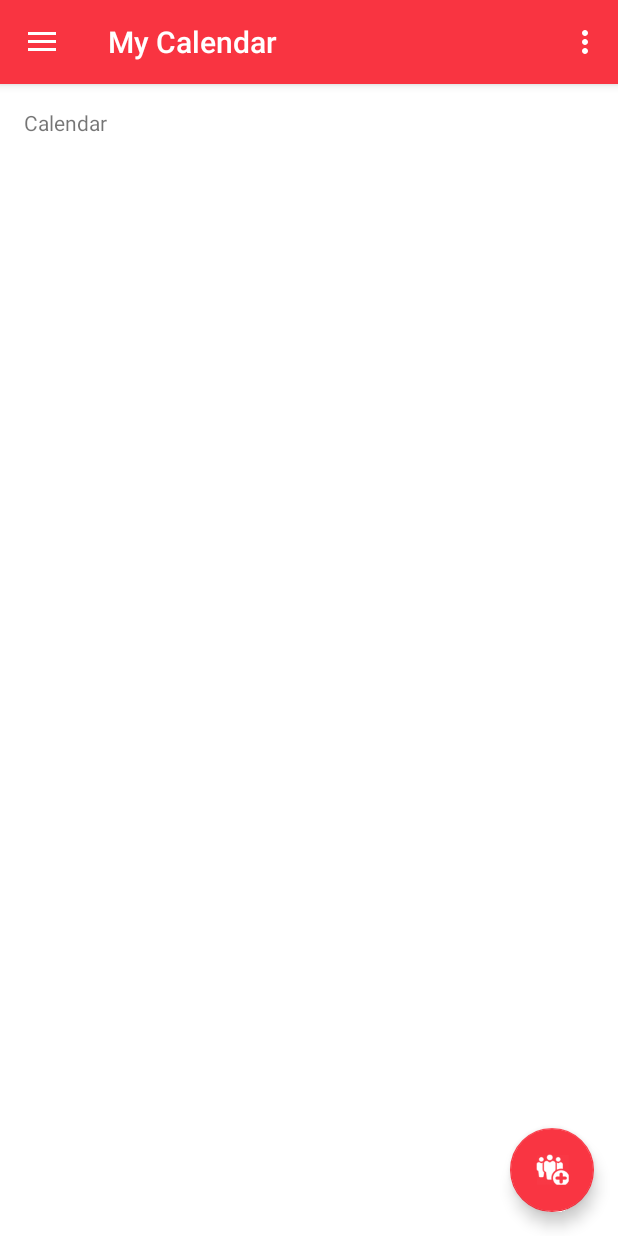
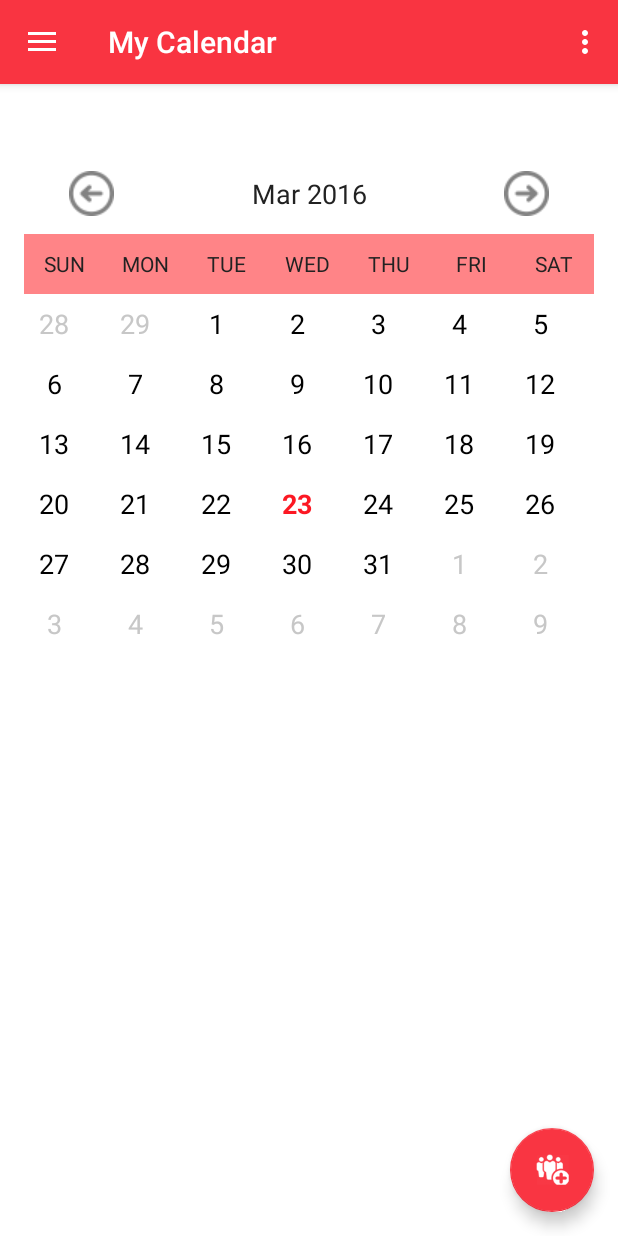
Before and after one commit to maxamillion32/meetBuddies, an Android app: the HomeFragment screen opened directly, with no data from a screen before it, in the side drawer, after a tap on "My Calendar", on a phone screen of 412 x 824 dp. Run offline under Robolectric (Android 15) with nearby library versions, the phone set to English and light mode, and no system bars.

Commit message:
Calendar Api

```diff
--- a/app/src/main/java/com/mk/meetbuddies/LoginActivity.java
+++ b/app/src/main/java/com/mk/meetbuddies/LoginActivity.java
@@ -31,7 +31,7 @@ import android.widget.Button;
 import android.widget.EditText;
 import android.widget.TextView;
 import android.widget.Toast;
-
+import com.mk.utils.CalendarApiActivity;
 import com.mk.utils.DataBaseConnector;
 import com.mk.utils.JSONParser;
 import com.mk.utils.SessionManager;
@@ -396,7 +396,8 @@ public class LoginActivity extends AppCompatActivity implements LoaderCallbacks<
             if (success.equals("success")) {
                 SessionManager session = new SessionManager(LoginActivity.this);
                 Toast.makeText(LoginActivity.this, "Welcome " + session.getName() + "" + session.getPrename(), Toast.LENGTH_LONG).show();
-                Intent idash = new Intent(LoginActivity.this, MainActivity.class);
+                Intent idash = new Intent(LoginActivity.this, CalendarApiActivity.class);
+                //Intent idash = new Intent(LoginActivity.this, MainActivity.class);
                 startActivity(idash);
 
             }
--- /dev/null
+++ b/app/src/main/java/com/mk/utils/CalendarView.java
@@ -0,0 +1,300 @@
+package com.mk.utils;
+
+import android.app.Activity;
+import android.content.Context;
+import android.content.res.TypedArray;
+import android.graphics.Color;
+import android.graphics.Typeface;
+import android.util.AttributeSet;
+import android.view.LayoutInflater;
+import android.view.View;
+import android.view.ViewGroup;
+import android.widget.AdapterView;
+import android.widget.ArrayAdapter;
+import android.widget.GridView;
+import android.widget.ImageView;
+import android.widget.LinearLayout;
+import android.widget.TextView;
+
+import com.mk.meetbuddies.R;
+
+import java.text.SimpleDateFormat;
+import java.util.ArrayList;
+import java.util.Calendar;
+import java.util.Date;
+import java.util.HashSet;
+
+/**
+ * Created by a7med on 28/06/2015.
+ */
+public class CalendarView extends LinearLayout
+{
+	// for logging
+	private static final String LOGTAG = "Calendar View";
+
+	// how many days to show, defaults to six weeks, 42 days
+	private static final int DAYS_COUNT = 42;
+
+	// default date format
+	private static final String DATE_FORMAT = "MMM yyyy";
+
+	// date format
+	private String dateFormat;
+
+	// current displayed month
+	private Calendar currentDate = Calendar.getInstance();
+
+	//event handling
+	private EventHandler eventHandler = null;
+
+	// internal components
+	private LinearLayout header;
+	private ImageView btnPrev;
+	private ImageView btnNext;
+	private TextView txtDate;
+	private GridView grid;
+
+	// seasons' rainbow
+	int[] rainbow = new int[] {
+			R.color.summer,
+			R.color.fall,
+			R.color.winter,
+			R.color.spring
+	};
+
+	// month-season association (northern hemisphere, sorry australia :)
+	int[] monthSeason = new int[] {2, 2, 3, 3, 3, 0, 0, 0, 1, 1, 1, 2};
+
+	public CalendarView(Context context)
+	{
+		super(context);
+	}
+
+	public CalendarView(Context context, AttributeSet attrs)
+	{
+		super(context, attrs);
+		initControl(context, attrs);
+	}
+
+	public CalendarView(Context context, AttributeSet attrs, int defStyleAttr)
+	{
+		super(context, attrs, defStyleAttr);
+		initControl(context, attrs);
+	}
+
+	/**
+	 * Load control xml layout
+	 */
+	private void initControl(Context context, AttributeSet attrs)
+	{
+		LayoutInflater inflater = (LayoutInflater) context.getSystemService(Context.LAYOUT_INFLATER_SERVICE);
+		inflater.inflate(R.layout.control_calendar, this);
+
+		loadDateFormat(attrs);
+		assignUiElements();
+		assignClickHandlers();
+
+		updateCalendar();
+	}
+
+	private void loadDateFormat(AttributeSet attrs)
+	{
+		TypedArray ta = getContext().obtainStyledAttributes(attrs, R.styleable.CalendarView);
+
+		try
+		{
+			// try to load provided date format, and fallback to default otherwise
+			dateFormat = ta.getString(R.styleable.CalendarView_dateFormat);
+			if (dateFormat == null)
+				dateFormat = DATE_FORMAT;
+		}
+		finally
+		{
+			ta.recycle();
+		}
+	}
+	private void assignUiElements()
+	{
+		// layout is inflated, assign local variables to components
+		header = (LinearLayout)findViewById(R.id.calendar_header);
+		btnPrev = (ImageView)findViewById(R.id.calendar_prev_button);
+		btnNext = (ImageView)findViewById(R.id.calendar_next_button);
+		txtDate = (TextView)findViewById(R.id.calendar_date_display);
+		grid = (GridView)findViewById(R.id.calendar_grid);
+	}
+
+	private void assignClickHandlers()
+	{
+		// add one month and refresh UI
+		btnNext.setOnClickListener(new OnClickListener()
+		{
+			@Override
+			public void onClick(View v)
+			{
+				currentDate.add(Calendar.MONTH, 1);
+				updateCalendar();
+			}
+		});
+
+		// subtract one month and refresh UI
+		btnPrev.setOnClickListener(new OnClickListener() {
+            @Override
+            public void onClick(View v) {
+                currentDate.add(Calendar.MONTH, -1);
+                updateCalendar();
+            }
+        });
+
+		// long-pressing a day
+		grid.setOnItemLongClickListener(new AdapterView.OnItemLongClickListener()
+		{
+
+			@Override
+			public boolean onItemLongClick(AdapterView<?> view, View cell, int position, long id)
+			{
+				// handle long-press
+				if (eventHandler == null)
+					return false;
+
+				eventHandler.onDayLongPress((Date)view.getItemAtPosition(position));
+				return true;
+			}
+		});
+	}
+
+	/**
+	 * Display dates correctly in grid
+	 */
+	public void updateCalendar()
+	{
+		updateCalendar(null);
+	}
+
+	/**
+	 * Display dates correctly in grid
+	 */
+	public void updateCalendar(HashSet<Date> events)
+	{
+		ArrayList<Date> cells = new ArrayList<>();
+		Calendar calendar = (Calendar)currentDate.clone();
+
+		// determine the cell for current month's beginning
+		calendar.set(Calendar.DAY_OF_MONTH, 1);
+		int monthBeginningCell = calendar.get(Calendar.DAY_OF_WEEK) - 1;
+
+		// move calendar backwards to the beginning of the week
+		calendar.add(Calendar.DAY_OF_MONTH, -monthBeginningCell);
+
+		// fill cells
+		while (cells.size() < DAYS_COUNT)
+		{
+			cells.add(calendar.getTime());
+			calendar.add(Calendar.DAY_OF_MONTH, 1);
+		}
+
+		// update grid
+		grid.setAdapter(new CalendarAdapter(getContext(), cells, events));
+
+		// update title
+		SimpleDateFormat sdf = new SimpleDateFormat(dateFormat);
+		txtDate.setText(sdf.format(currentDate.getTime()));
+
+		// set header color according to current season
+		int month = currentDate.get(Calendar.MONTH);
+		int season = monthSeason[month];
+		int color = rainbow[season];
+
+		header.setBackgroundColor(getResources().getColor(color));
+	}
+
+
+	private class CalendarAdapter extends ArrayAdapter<Date>
+	{
+		// days with events
+		private HashSet<Date> eventDays;
+
+		// for view inflation
+		private LayoutInflater inflater;
+
+		public CalendarAdapter(Context context, ArrayList<Date> days, HashSet<Date> eventDays)
+		{
+			super(context, R.layout.control_calendar_day, days);
+			this.eventDays = eventDays;
+			inflater = LayoutInflater.from(context);
+		}
+
+		@Override
+		public View getView(int position, View view, ViewGroup parent)
+		{
+			// day in question
+			Date date = getItem(position);
+			int day = date.getDate();
+			int month = date.getMonth();
+			int year = date.getYear();
+
+			// today
+			Date today = new Date();
+
+			// inflate item if it does not exist yet
+			if (view == null)
+				view = inflater.inflate(R.layout.control_calendar_day, parent, false);
+
+			// if this day has an event, specify event image
+			view.setBackgroundResource(0);
+			if (eventDays != null)
+			{
+				for (Date eventDate : eventDays)
+				{
+					if (eventDate.getDate() == day &&
+							eventDate.getMonth() == month &&
+							eventDate.getYear() == year)
+					{
+						// mark this day for event
+						view.setBackgroundResource(R.drawable.circle);
+
+                        break;
+					}
+				}
+			}
+
+			// clear styling
+			((TextView)view).setTypeface(null, Typeface.NORMAL);
+			((TextView)view).setTextColor(Color.BLACK);
+
+			if (month != today.getMonth() || year != today.getYear())
+			{
+				// if this day is outside current month, grey it out
+				((TextView)view).setTextColor(getResources().getColor(R.color.greyed_out));
+			}
+			else if (day == today.getDate())
+			{
+				// if it is today, set it to blue/bold
+				((TextView)view).setTypeface(null, Typeface.BOLD);
+				((TextView)view).setTextColor(getResources().getColor(R.color.today));
+			}
+
+			// set text
+			((TextView)view).setText(String.valueOf(date.getDate()));
+
+			return view;
+		}
+	}
+
+	/**
+	 * Assign event handler to be passed needed events
+	 */
+	public void setEventHandler(EventHandler eventHandler)
+	{
+		this.eventHandler = eventHandler;
+	}
+
+	/**
+	 * This interface defines what events to be reported to
+	 * the outside world
+	 */
+	public interface EventHandler
+	{
+		void onDayLongPress(Date date);
+
+	}
+}
--- a/app/src/main/java/com/mk/utils/DataBaseConnector.java
+++ b/app/src/main/java/com/mk/utils/DataBaseConnector.java
@@ -4,6 +4,8 @@ import android.content.ContentValues;
 import android.content.Context;
 import android.database.Cursor;
 import android.database.sqlite.SQLiteDatabase;
+
+import java.util.List;
 
 public class DataBaseConnector {
 
@@ -156,7 +158,7 @@ public class DataBaseConnector {
         cv.put("date", date);
         cv.put("time", time);
         open();
-        dbOpenHelper.onUpgrade(db, 0, 1);
+     //   dbOpenHelper.onUpgrade(db, 0, 1);
         db.insert(DataBaseOpenHelper.TABLE_CALENDAR, null, cv);
         close();
     }
@@ -170,6 +172,19 @@ public class DataBaseConnector {
         db.update(DataBaseOpenHelper.TABLE_CALENDAR, cv, "_id=" + id, null);
         close();
     }
+    public Boolean checkEventExist(String id){
+        open();
+        return dbOpenHelper.VerifyCalendarItem(db,id);
+
+    }
+    public List<String> getCalendarData(){
+        open();
+        return dbOpenHelper.getCalendarData(db);
+    }
+    public void cleanCalendar(){
+        open();
+        dbOpenHelper.cleanCalendar(db);
+    }
 
 
 }
--- a/app/src/main/java/com/mk/utils/DataBaseOpenHelper.java
+++ b/app/src/main/java/com/mk/utils/DataBaseOpenHelper.java
@@ -5,6 +5,9 @@ import android.database.Cursor;
 import android.database.sqlite.SQLiteDatabase;
 import android.database.sqlite.SQLiteDatabase.CursorFactory;
 import android.database.sqlite.SQLiteOpenHelper;
+
+import java.util.ArrayList;
+import java.util.List;
 
 public class DataBaseOpenHelper extends SQLiteOpenHelper {
 
@@ -25,7 +28,7 @@ public class DataBaseOpenHelper extends SQLiteOpenHelper {
                 + " (_id INTEGER PRIMARY KEY,name TEXT ,prename TEXT ,login TEXT, password TEXT, photo TEXT, adress TEXT, groupN TEXT, pref1 TEXT, pref2 TEXT, pref3 TEXT, pref4 TEXT, pref5 TEXT, organizer TEXT, lat DOUBLE PRECISION, lon DOUBLE PRECISION);)";
         String reqCalendar = "CREATE TABLE "
                 + TABLE_CALENDAR
-                + " (_id INTEGER PRIMARY KEY,title TEXT ,date TEXT ,time TEXT);)";
+                + " (_id TEXT PRIMARY KEY,title TEXT ,date TEXT ,time TEXT);)";
         db.execSQL(req);
         db.execSQL(reqCalendar);
     }
@@ -61,5 +64,34 @@ public class DataBaseOpenHelper extends SQLiteOpenHelper {
         }
         return false;
     }
+   public Boolean VerifyCalendarItem(SQLiteDatabase db, String id){
+       String req = "select * from "+TABLE_CALENDAR+" where _id = '" + id + "'";
+       Cursor cursor = db.rawQuery(req, null);
+       if (cursor != null) {
+           if (cursor.getCount() > 0) {
+               cursor.close();
+               return true;
+           }
+           cursor.close();
+       }
+       return false;
+    }
+    public List<String> getCalendarData(SQLiteDatabase db){
+    List<String> myCalendarData = new ArrayList<String>();
+        String req = "select * from "+TABLE_CALENDAR+";";
+        Cursor cursor = db.rawQuery(req, null);
+        System.out.println(cursor.getCount());
+        if (cursor.moveToFirst()) {
+         do {
+                 myCalendarData.add(cursor.getString(1)+"/"+cursor.getString(2)+"/"+cursor.getString(3));
+            } while (cursor.moveToNext());
+        }
+        cursor.close();
+
+        return myCalendarData;
+    }
+    public void cleanCalendar(SQLiteDatabase db){
+        db.execSQL("delete from "+ TABLE_CALENDAR);
+    }
 
 }
--- /dev/null
+++ b/app/src/main/res/layout/control_calendar.xml
@@ -0,0 +1,121 @@
+<?xml version="1.0" encoding="utf-8"?>
+<LinearLayout
+	xmlns:android="http://schemas.android.com/apk/res/android"
+	android:orientation="vertical"
+	android:layout_width="match_parent"
+	android:layout_height="match_parent"
+	android:background="@android:color/white">
+
+	<!-- date toolbar -->
+	<RelativeLayout
+		android:layout_width="match_parent"
+		android:layout_height="wrap_content"
+		android:paddingTop="12dp"
+		android:paddingBottom="12dp"
+		android:paddingLeft="30dp"
+		android:paddingRight="30dp">
+
+		<!-- prev button -->
+		<ImageView
+			android:id="@+id/calendar_prev_button"
+			android:layout_width="30dp"
+			android:layout_height="30dp"
+			android:layout_centerVertical="true"
+			android:layout_alignParentLeft="true"
+			android:src="@drawable/previous_icon"/>
+
+		<!-- date title -->
+		<TextView
+			android:id="@+id/calendar_date_display"
+			android:layout_width="wrap_content"
+			android:layout_height="wrap_content"
+			android:layout_centerVertical="true"
+			android:layout_toRightOf="@+id/calendar_prev_button"
+			android:layout_toLeftOf="@+id/calendar_next_button"
+			android:gravity="center"
+			android:textAppearance="@android:style/TextAppearance.Medium"
+			android:textColor="#222222"
+			android:text="current date"/>
+
+		<!-- next button -->
+		<ImageView
+			android:id="@+id/calendar_next_button"
+			android:layout_width="30dp"
+			android:layout_height="30dp"
+			android:layout_centerVertical="true"
+			android:layout_alignParentRight="true"
+			android:src="@drawable/next_icon"/>
+	</RelativeLayout>
+
+	<!-- days header -->
+	<LinearLayout
+		android:id="@+id/calendar_header"
+		android:layout_width="match_parent"
+		android:layout_height="40dp"
+		android:gravity="center_vertical"
+		android:orientation="horizontal">
+
+		<TextView
+			android:layout_width="0dp"
+			android:layout_height="wrap_content"
+			android:layout_weight="1"
+			android:gravity="center_horizontal"
+			android:textColor="#222222"
+			android:text="SUN"/>
+
+		<TextView
+			android:layout_width="0dp"
+			android:layout_height="wrap_content"
+			android:layout_weight="1"
+			android:gravity="center_horizontal"
+			android:textColor="#222222"
+			android:text="MON"/>
+
+		<TextView
+			android:layout_width="0dp"
+			android:layout_height="wrap_content"
+			android:layout_weight="1"
+			android:gravity="center_horizontal"
+			android:textColor="#222222"
+			android:text="TUE"/>
+
+		<TextView
+			android:layout_width="0dp"
+			android:layout_height="wrap_content"
+			android:layout_weight="1"
+			android:gravity="center_horizontal"
+			android:textColor="#222222"
+			android:text="WED"/>
+
+		<TextView
+			android:layout_width="0dp"
+			android:layout_height="wrap_content"
+			android:layout_weight="1"
+			android:gravity="center_horizontal"
+			android:textColor="#222222"
+			android:text="THU"/>
+
+		<TextView
+			android:layout_width="0dp"
+			android:layout_height="wrap_content"
+			android:layout_weight="1"
+			android:gravity="center_horizontal"
+			android:textColor="#222222"
+			android:text="FRI"/>
+
+		<TextView
+			android:layout_width="0dp"
+			android:layout_height="wrap_content"
+			android:layout_weight="1"
+			android:gravity="center_horizontal"
+			android:textColor="#222222"
+			android:text="SAT"/>
+	</LinearLayout>
+
+	<!-- days view -->
+	<GridView
+		android:id="@+id/calendar_grid"
+		android:layout_width="match_parent"
+		android:layout_height="match_parent"
+		android:numColumns="7"/>
+</LinearLayout>
--- /dev/null
+++ b/app/src/main/res/layout/control_calendar_day.xml
@@ -0,0 +1,11 @@
+<?xml version="1.0" encoding="utf-8"?>
+<TextView
+	xmlns:android="http://schemas.android.com/apk/res/android"
+	android:layout_width="40dp"
+	android:layout_height="40dp"
+	android:minHeight="30dp"
+	android:gravity="center"
+	android:textAppearance="@android:style/TextAppearance.Medium"
+	android:textAlignment="center"
+	android:text="00"
+	android:background="@drawable/circle"/>
--- a/app/src/main/res/layout/fragment_buddies.xml
+++ b/app/src/main/res/layout/fragment_buddies.xml
@@ -11,7 +11,7 @@
         android:layout_width="wrap_content"
         android:layout_height="wrap_content"
         android:textAppearance="?android:attr/textAppearanceLarge"
-        android:text="My buddies"
+        android:text="My Buddies"
         android:textSize="20pt"
         android:textStyle="bold"
         android:id="@+id/myb"
--- a/app/src/main/res/layout/fragment_calendar.xml
+++ b/app/src/main/res/layout/fragment_calendar.xml
@@ -1,13 +1,17 @@
-<FrameLayout xmlns:android="http://schemas.android.com/apk/res/android"
+<RelativeLayout xmlns:android="http://schemas.android.com/apk/res/android"
     xmlns:tools="http://schemas.android.com/tools"
     android:layout_width="match_parent"
     android:layout_height="match_parent"
     tools:context="com.mk.meetbuddies.fragments.CalendarFragment">
 
     <!-- TODO: Update blank fragment layout -->
-    <TextView
-        android:layout_width="match_parent"
-        android:layout_height="match_parent"
-        android:text="Calendar" />
 
-</FrameLayout>
+    <com.mk.utils.CalendarView
+        android:layout_width="fill_parent"
+        android:layout_height="350dp"
+        android:id="@+id/calendarView"
+        android:layout_alignParentTop="true"
+        android:layout_alignParentStart="true"
+        android:layout_marginTop="30dp" />
+
+</RelativeLayout>
--- a/app/src/main/res/layout/fragment_profile.xml
+++ b/app/src/main/res/layout/fragment_profile.xml
@@ -115,7 +115,7 @@
                 android:textColor="@android:color/white"
                 android:background="@drawable/signin_button"
                 android:layout_marginLeft="10dp"
-                android:text="Ok" />
+                android:text="Update" />
 
             <Button
                 android:id="@+id/bcancelPro"
--- a/app/src/main/res/values/attrs.xml
+++ b/app/src/main/res/values/attrs.xml
@@ -9,4 +9,9 @@
         <attr name="metaButtonBarButtonStyle" format="reference" />
     </declare-styleable>
 
+        <declare-styleable name="CalendarView">
+            <attr name="dateFormat" format="string"/>
+        </declare-styleable>
+
+
 </resources>
--- a/app/src/main/res/values/colors.xml
+++ b/app/src/main/res/values/colors.xml
@@ -5,6 +5,11 @@
     <color name="colorAccent">#f93542</color>
     <color name="colorPrimaryLight">#f95c66</color>
     <color name="lightGray">#e7e6e6</color>
-
+    <color name="summer">#ecee8287</color>
+    <color name="fall">#9efa2d3b</color>
+    <color name="winter">#dbf13e5b</color>
+    <color name="spring">#afff4d50</color>
+    <color name="today">#fc1823</color>
+    <color name="greyed_out">#c7c7c7</color>
     <color name="black_overlay">#66000000</color>
 </resources>
```
Also changed, not shown: app/src/main/AndroidManifest.xml (+15 -5 lines), app/src/main/java/com/mk/meetbuddies/EventDialog.java (added, +42 -0 lines), app/src/main/java/com/mk/meetbuddies/Splash.java (+5 -2 lines), app/src/main/java/com/mk/meetbuddies/fragments/CalendarFragment.java (+69 -23 lines), app/src/main/res/layout/events_dialog.xml (added, +50 -0 lines), app/src/main/res/drawable/circle.png (added), app/src/main/res/drawable/next_icon.png (added), app/src/main/res/drawable/previous_icon.png (added), app/src/main/res/drawable/watch.png (added).
